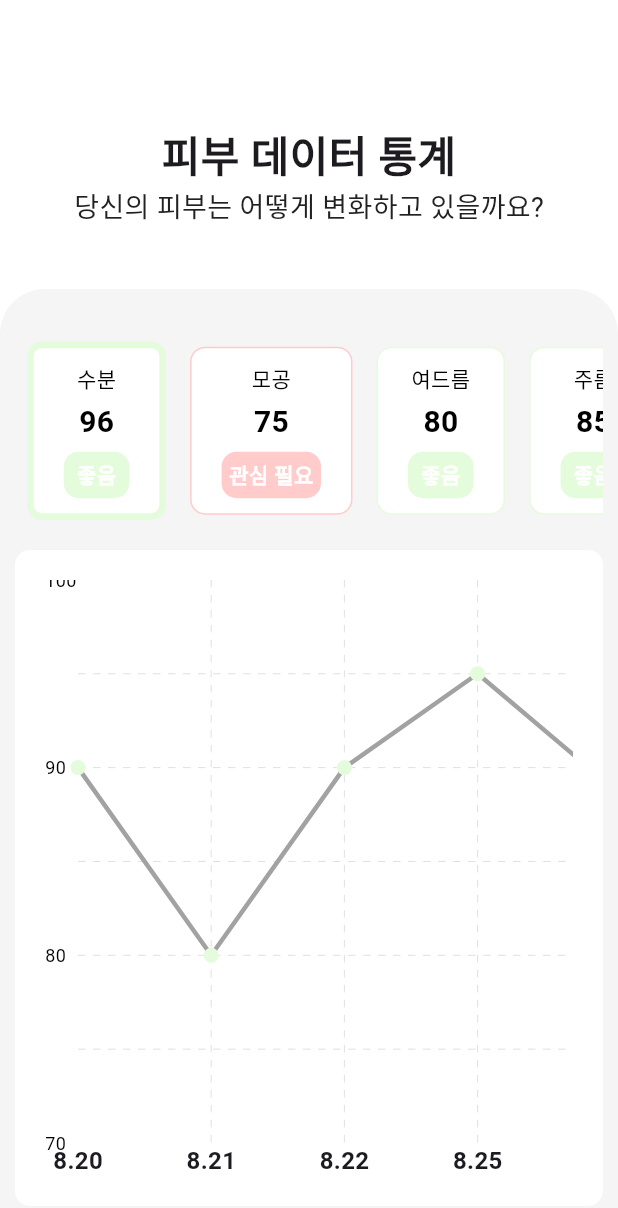
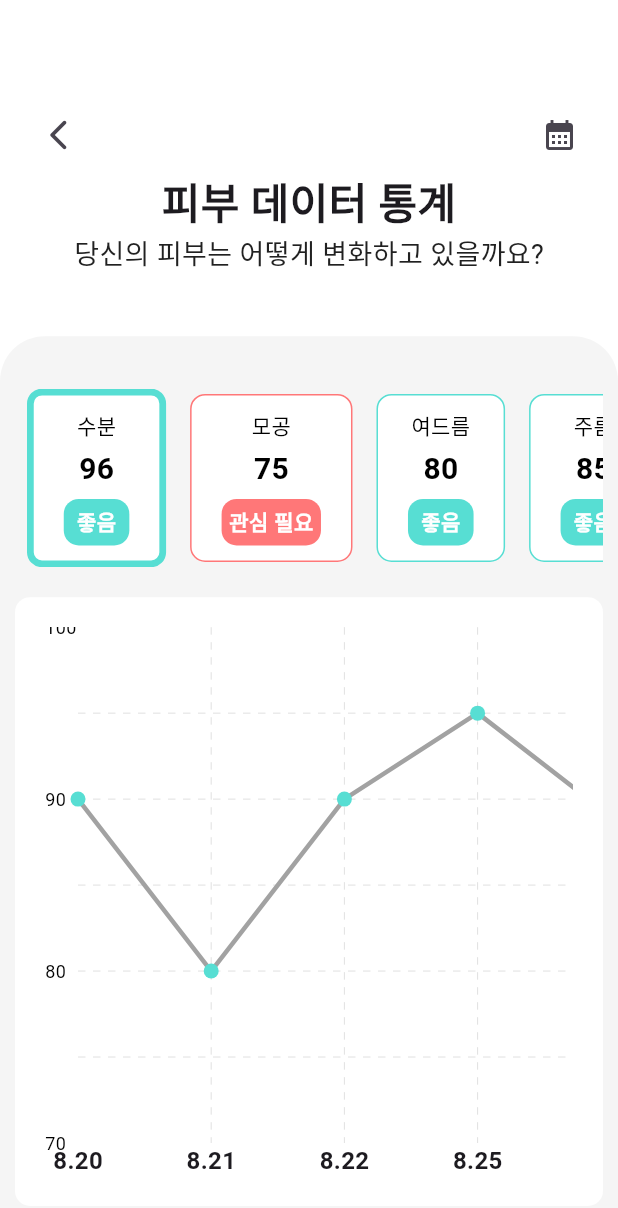
Before and after one commit to SkinCare-Peace/frontend, a Flutter app: the Insight screen opened directly with empty values, on a phone screen of 412 x 824 dp. Shown: the top 1208 px of the screen. Run offline on Flutter 3.47's test engine with Material 3 defaults, Android fonts, the phone set to English and light mode, and no system bars; drawn by our look-alikes of fl_chart; our stand-ins replace camera; missing offline and left inert: google_mlkit_face_detection.

Commit message:
feat : insight 페이지에 뒤로 가기 버튼과 calendar버튼 추가

```diff
--- a/frontend/lib/Constants/colors.dart
+++ b/frontend/lib/Constants/colors.dart
@@ -14,8 +14,14 @@ class AppColors {
   static const Color success = Color(0xFF4CAF50);
 
   // 점수 상태 색상
-  static const Color negativeScore = Color.fromARGB(255, 255, 203, 203); // 긍정적인 점수 (연한 초록색)
-  static const Color positiveScore = Color.fromARGB(255, 228, 252, 219); // 부정적인 점수 (연한 빨간색)
+  static const Color negativeScore =
+      Color.fromARGB(255, 255, 203, 203); // 긍정적인 점수 (연한 초록색)
+  static const Color positiveScore =
+      Color.fromARGB(255, 228, 252, 219); // 부정적인 점수 (연한 빨간색)
+
+  static const Color negativePoint = Color(0xFFFF7778);
+  static const Color positivePoint = Color.fromARGB(255, 87, 222, 211);
+
   static const Color negative = Color(0xFFFF7778);
 
   // 기타 색상
--- a/frontend/lib/face_detection/face_result.dart
+++ b/frontend/lib/face_detection/face_result.dart
@@ -2,6 +2,7 @@ import 'dart:convert';
 import 'package:flutter/material.dart';
 
 import 'package:frontend/Constants/colors.dart';
+import 'package:frontend/addProduct/add_main.dart';
 import 'package:frontend/layout/mainButton.dart';
 import 'package:frontend/layout/text.dart';
 
--- a/frontend/lib/record/insight.dart
+++ b/frontend/lib/record/insight.dart
@@ -92,11 +92,26 @@ class _InsightState extends State<Insight> {
     return Scaffold(
       backgroundColor: Colors.white, // 배경색 흰색
       body: Padding(
-        padding:
-            EdgeInsets.only(top: MediaQuery.of(context).size.height * 0.1),
+        padding: EdgeInsets.only(top: MediaQuery.of(context).size.height * 0.08),
         child: Column(
           mainAxisAlignment: MainAxisAlignment.spaceBetween,
           children: [
+            Padding(
+              padding: const EdgeInsets.symmetric(horizontal: 15),
+              child: Row(
+                mainAxisAlignment: MainAxisAlignment.spaceBetween,
+                children: [
+                  IconButton(
+                    onPressed: () {Navigator.pop(context);},
+                    icon: const Icon(Icons.arrow_back_ios_new_rounded),
+                  ),
+                  IconButton(
+                    onPressed: () {},
+                    icon: const Icon(Icons.calendar_month),
+                  )
+                ],
+              ),
+            ),
             const TitleText(text: "피부 데이터 통계"),
             const ContentText_bk(text: "당신의 피부는 어떻게 변화하고 있을까요?"),
             SizedBox(height: MediaQuery.of(context).size.height * 0.05),
@@ -224,15 +239,16 @@ class _InsightState extends State<Insight> {
                                       show: true,
                                       verticalInterval: 1,
                                       getDrawingVerticalLine: (value) {
-                                        return  FlLine(
+                                        return FlLine(
                                           color: Colors.grey[350], // 수직선 색상
                                           strokeWidth: 0.5, // 수직선 두께
                                           dashArray: [5, 5], // 점선 스타일: 대시와 간격
                                         );
                                       },
                                       getDrawingHorizontalLine: (value) {
-                                        return  FlLine(
-                                          color: Colors.grey[350], // 수평선 색상 (연한 회색)
+                                        return FlLine(
+                                          color: Colors
+                                              .grey[350], // 수평선 색상 (연한 회색)
                                           strokeWidth: 0.5, // 수평선 두께
                                           dashArray: [5, 5], // 점선 스타일: 대시와 간격
                                         );
@@ -451,8 +467,8 @@ class _InsightState extends State<Insight> {
 
   Color chooseColor(int score, int pivot) {
     if (score >= pivot) {
-      return AppColors.positiveScore; // pivot 이상
+      return AppColors.positivePoint; // pivot 이상
     }
-    return AppColors.negativeScore;
+    return AppColors.negativePoint;
   }
 }
```
Also changed, not shown: frontend/lib/record/calendar.dart (renamed from frontend/lib/record/calander.dart).
